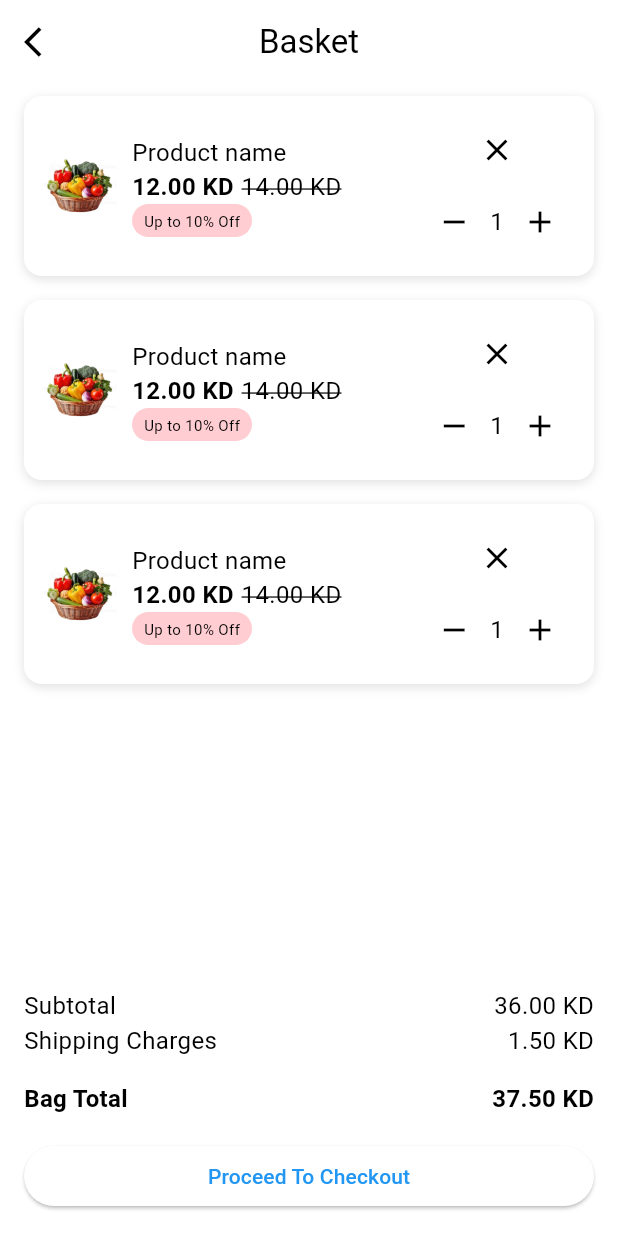
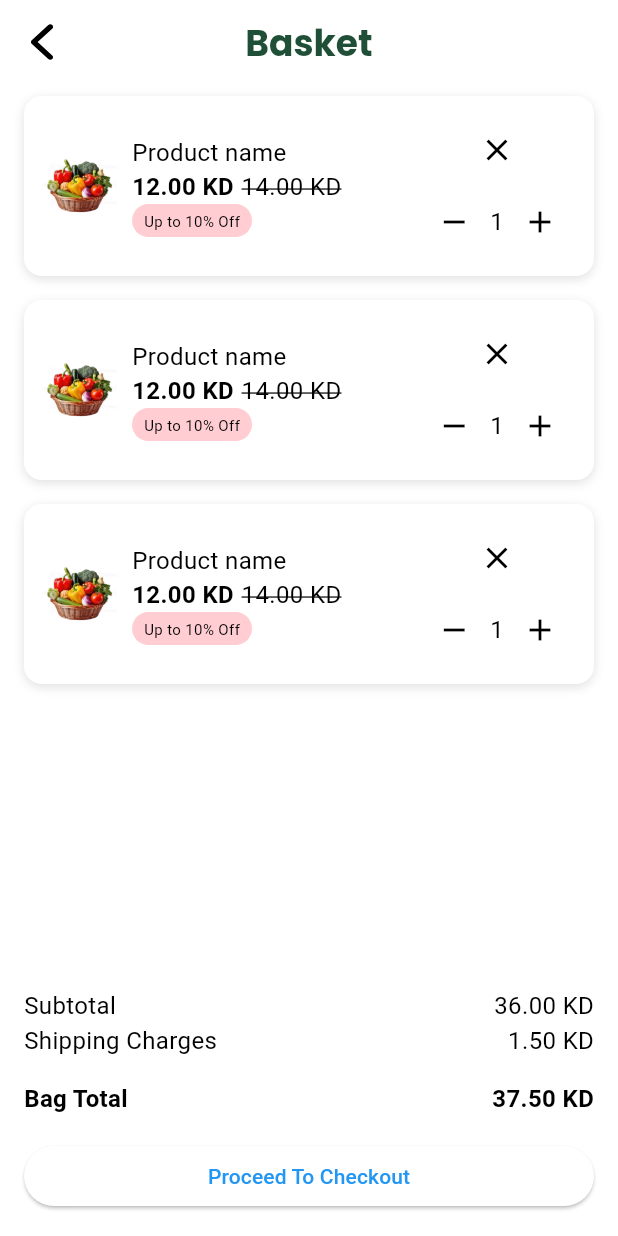
Before and after one commit to GhadaAhmed152420/Personal-Projects, a Flutter app: the BasketScreen screen opened by its route, on a phone screen of 412 x 824 dp. Run offline on Flutter 3.47's test engine with Material 3 defaults, Android fonts, the light colour scheme and no system bars; our stand-ins replace carousel_slider, flutter_svg, shared_preferences; accounts and stored records are empty; Roboto replaces fonts that are missing (Titillium Web).

Commit message:
Update Basket screen UI

```diff
--- a/lib/screens/basket.dart
+++ b/lib/screens/basket.dart
@@ -1,4 +1,6 @@
 import 'package:flutter/material.dart';
+import 'package:flutter_svg/svg.dart';
+import 'package:fruit_market/constants/app_colors.dart';
 import 'package:fruit_market/screens/delivery_time.dart';
 
 class BasketScreen extends StatefulWidget {
@@ -16,9 +18,24 @@ class _BasketScreenState extends State<BasketScreen> {
 
     return Scaffold(
       appBar: AppBar(
-        title: const Text('Basket'),
         centerTitle: true,
-        leading: const Icon(Icons.arrow_back_ios),
+        title: const Text(
+          'Basket',
+          style: TextStyle(
+            color: AppColors.primary,
+            fontFamily: 'Poppins',
+            fontSize: 24,
+            fontWeight: FontWeight.bold,
+          ),
+        ),
+        leading: IconButton(
+          icon: SvgPicture.asset(
+            'assets/icons/back_arrow.svg',
+            width: 24,
+            height: 24,
+          ),
+          onPressed: () => Navigator.pop(context),
+        ),
       ),
       body: Column(
         children: [
```
Also changed, not shown: lib/widgets/basket_card.dart (added, +134 -0 lines), lib/screens/login.dart (line endings or trailing spaces).
